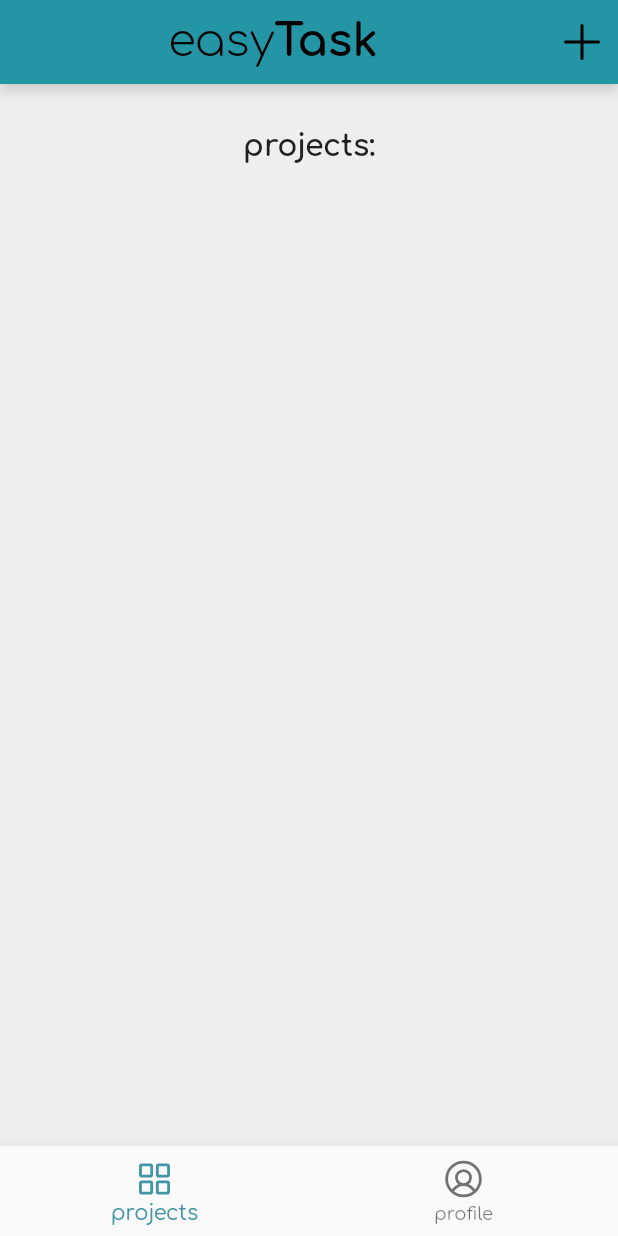
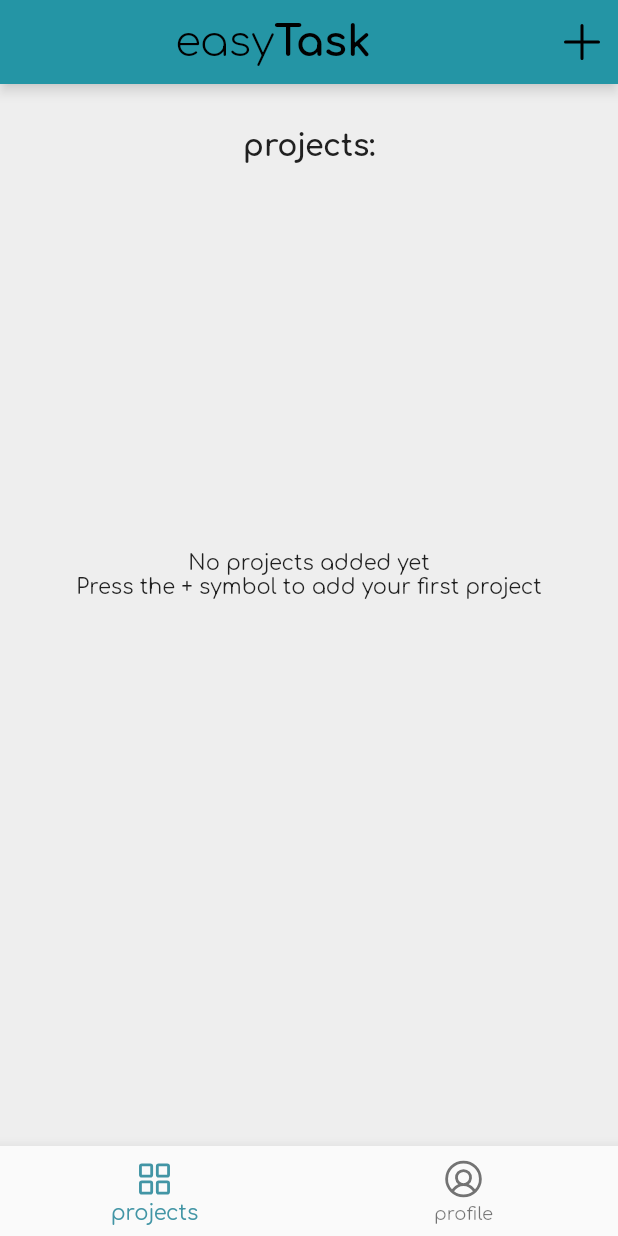
Before and after one commit to didrikeilertsen/easyTask, a Flutter app: the screen it shows once a user with an empty profile is signed in, on a phone screen of 412 x 824 dp. Run offline on Flutter 3.47's test engine with Material 2 defaults, Android fonts, the phone set to English and light mode, and no system bars; our stand-ins replace cloud_firestore, firebase_auth, firebase_core, firebase_storage, flutter_riverpod, google_sign_in and 4 more; accounts and stored records are empty.

Commit message:
minor changes

```diff
--- a/project/lib/screens/project/project_overview_screen.dart
+++ b/project/lib/screens/project/project_overview_screen.dart
@@ -11,6 +11,8 @@ import 'project_screen.dart';
 class ProjectOverviewScreen extends ConsumerWidget {
   const ProjectOverviewScreen({super.key});
 
+  //TODO: placeholder text is not shown when no projects are found
+
   @override
   Widget build(BuildContext context, WidgetRef ref) {
     return Scaffold(
@@ -18,25 +20,7 @@ class ProjectOverviewScreen extends ConsumerWidget {
       appBar: AppBar(
         centerTitle: true,
         automaticallyImplyLeading: false,
-        title:
-            Row(mainAxisAlignment: MainAxisAlignment.center, children: const [
-          Text(
-            "easy",
-            style: TextStyle(
-              fontSize: 30,
-              fontWeight: FontWeight.w100,
-              color: Colors.black,
-            ),
-          ),
-          Text(
-            "Task",
-            style: TextStyle(
-              fontSize: 30,
-              fontWeight: FontWeight.w700,
-              color: Colors.black,
-            ),
-          )
-        ]),
+        title: _buildLogo(),
         actions: [
           AppBarButton(
             handler: () {
@@ -53,7 +37,7 @@ class ProjectOverviewScreen extends ConsumerWidget {
           const Padding(
             padding: EdgeInsets.only(
               top: 30.0,
-              bottom: 20,
+              bottom: 30.0,
             ),
             child: Text(
                 style: TextStyle(
@@ -68,13 +52,41 @@ class ProjectOverviewScreen extends ConsumerWidget {
     );
   }
 
+  Widget _buildLogo() {
+    return Row(mainAxisAlignment: MainAxisAlignment.center, children: const [
+      Text(
+        "easy",
+        style: TextStyle(
+          fontSize: 28,
+          fontWeight: FontWeight.w100,
+          color: Colors.black,
+        ),
+      ),
+      Text(
+        "Task",
+        style: TextStyle(
+          fontSize: 28,
+          fontWeight: FontWeight.w700,
+          color: Colors.black,
+        ),
+      )
+    ]);
+  }
+
   Widget _buildContent(BuildContext context, WidgetRef ref) {
     final database = ref.watch(databaseProvider);
     final auth = ref.watch(authenticationProvider);
     return StreamBuilder<List<Project>>(
         stream: database.projectsStream(auth.currentUser!.uid),
         builder: (context, snapshot) {
+          if (snapshot.connectionState == ConnectionState.waiting) {
+            return const Center(
+                child: SizedBox(
+                    height: 40, width: 40, child: CircularProgressIndicator()));
+          }
+
           if (snapshot.hasData) {
+            if (snapshot.data!.isNotEmpty) {
               final projects = snapshot.data;
               final children = projects!
                   .map((project) => ProjectCard(
@@ -98,8 +110,9 @@ class ProjectOverviewScreen extends ConsumerWidget {
                 ),
               );
             }
+          }
 
-          if (!snapshot.hasData) {
+          if (!snapshot.hasData || snapshot.data?.length == 0) {
             return Column(
               children: const [
                 SizedBox(height: 230),
```
Also changed, not shown: project/lib/screens/profile/edit_profile_screen.dart (+7 -4 lines), project/lib/screens/profile/profile_screen.dart (+6 -9 lines), project/lib/screens/project/edit_project_screen.dart (+5 -2 lines), project/lib/widgets/project_card.dart (+7 -1 lines). Lines whose indentation alone changed are shown as unchanged.
